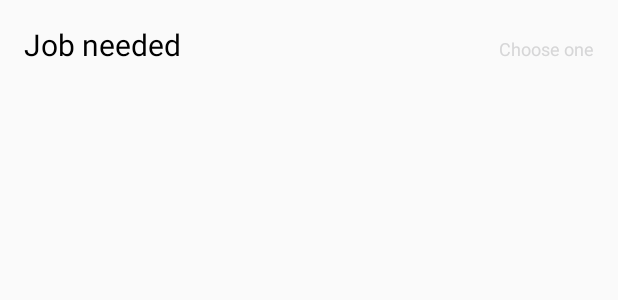
After one commit to AITSAID/Bricol, an Android app: the layout header.xml on its own in the app's theme, with its tools: preview values and no code run, on a phone screen of 412 x 824 dp. The commit adds this screen. Shown: the top 300 px of the screen. Run offline under Robolectric (Android 15) with nearby library versions, the phone set to English and light mode, and no system bars.

Commit message:
comit 06/11/2016

```diff
--- a/app/build.gradle
+++ b/app/build.gradle
@@ -36,5 +36,6 @@ dependencies {
     compile 'me.everything:overscroll-decor-android:1.0.3'
     compile 'com.squareup.okhttp3:okhttp:3.3.1'
     compile 'com.google.code.gson:gson:2.8.0'
-
+    compile 'com.orhanobut:dialogplus:1.11@aar'
+    compile 'cc.cloudist.acplibrary:library:1.2.1'
 }
--- /dev/null
+++ b/app/src/main/res/layout/header.xml
@@ -0,0 +1,25 @@
+<?xml version="1.0" encoding="utf-8"?>
+<LinearLayout
+    android:id="@+id/header_container"
+    xmlns:android="http://schemas.android.com/apk/res/android"
+    android:layout_width="match_parent"
+    android:layout_height="wrap_content"
+    android:orientation="horizontal"
+    android:padding="@dimen/activity_horizontal_margin">
+
+    <TextView
+        android:layout_width="0dp"
+        android:layout_height="wrap_content"
+        android:layout_weight="1"
+        android:text="Job needed"
+        android:textColor="@android:color/black"
+        android:textSize="20sp"/>
+
+    <TextView
+        android:layout_width="wrap_content"
+        android:layout_height="wrap_content"
+        android:text="Choose one"
+        android:textColor="@color/dialogplus_black_overlay"
+        android:textSize="12sp"/>
+
+</LinearLayout>
```
Also changed, not shown: app/src/main/java/daisousoft/app/com/bricol/BricolleurActivity.java (+8 -5 lines), app/src/main/java/daisousoft/app/com/bricol/MapsActivity.java (+39 -20 lines), app/src/main/java/daisousoft/app/com/bricol/Support/CustomAdapter.java (added, +62 -0 lines), app/src/main/res/layout/activity_maps.xml (+22 -1 lines), app/src/main/res/layout/simple_list_select.xml (added, +28 -0 lines), app/src/main/res/drawable/nearme.png (added).
